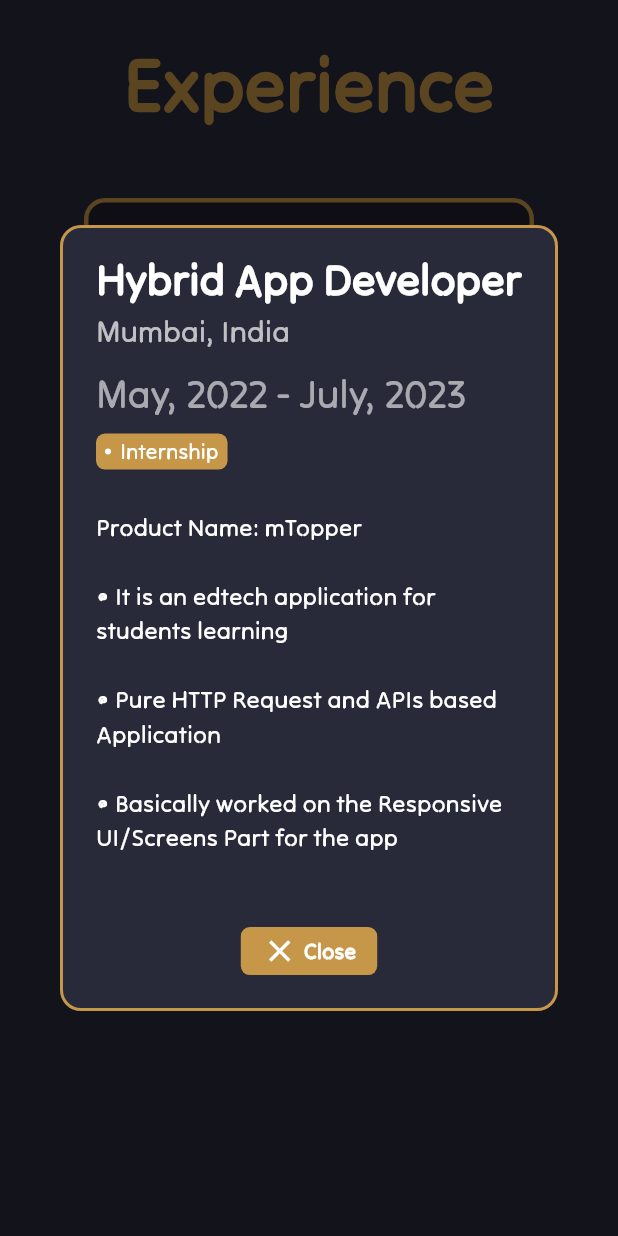
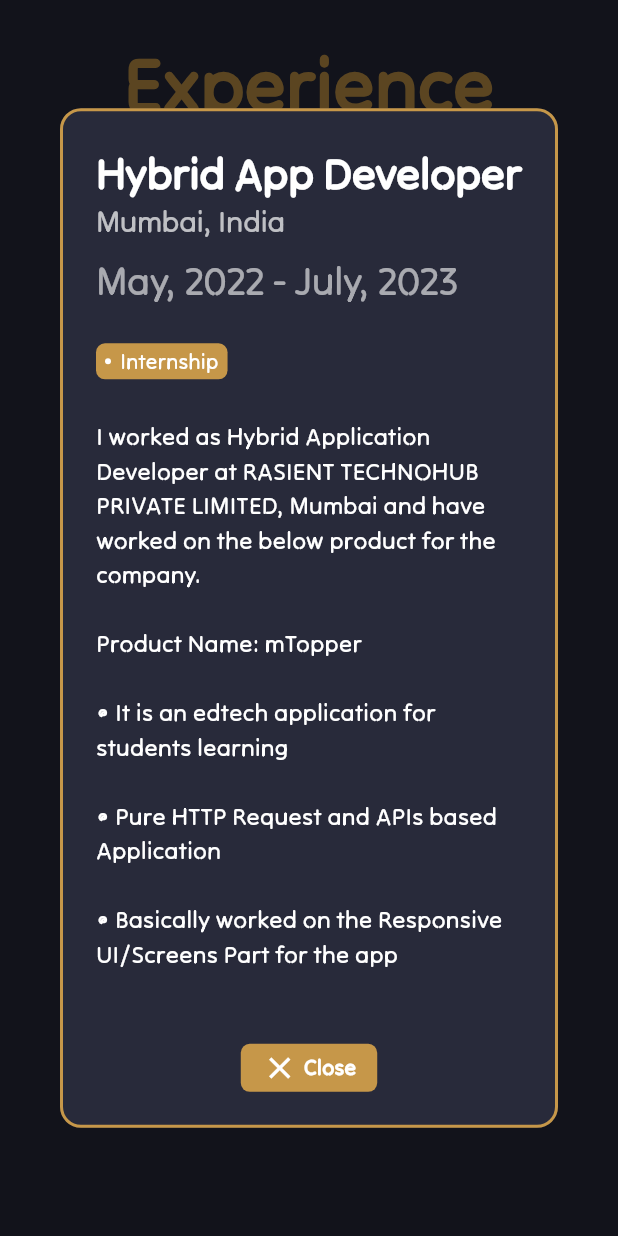
Before and after one commit to Tushandeep/PortfolioWebApp, a Flutter app: the ExperiencePage widget shown alone on an empty page, opened directly, after a tap on "Hybrid App Developer", on a phone screen of 412 x 824 dp. Run offline on Flutter 3.47's test engine with Material 2 defaults, Android fonts, the phone set to English and light mode, and no system bars; our stand-ins replace get; missing offline and left inert: dart:html.

Commit message:
Improved the Experience Section UI

```diff
--- a/lib/views/dashboard/pages/experience_page.dart
+++ b/lib/views/dashboard/pages/experience_page.dart
@@ -5,7 +5,6 @@ import 'package:flutter/material.dart';
 import '../../../constants/constants.dart';
 
 int i = 0;
-const String _heroTag = "experience-tag";
 
 class ExperiencePage extends StatefulWidget {
   const ExperiencePage({super.key});
@@ -25,7 +24,7 @@ class _ExperiencePageState extends State<ExperiencePage> {
       timeRangeInYear: "May, 2022 - July, 2023",
       tags: const ["Internship"],
       description:
-          "\nProduct Name: mTopper\n\n• It is an edtech application for students learning\n\n• Pure HTTP Request and APIs based Application\n\n• Basically worked on the Responsive UI/Screens Part for the app",
+          "\nI worked as Hybrid Application Developer at RASIENT TECHNOHUB PRIVATE LIMITED, Mumbai and have worked on the below product for the company.\n\nProduct Name: mTopper\n\n• It is an edtech application for students learning\n\n• Pure HTTP Request and APIs based Application\n\n• Basically worked on the Responsive UI/Screens Part for the app",
       index: i++,
     ),
     ExperienceTile(
@@ -131,9 +130,7 @@ class _ExperienceTileState extends State<ExperienceTile> {
 
   @override
   Widget build(BuildContext context) {
-    return Hero(
-      tag: _heroTag,
-      child: Padding(
+    return Padding(
       padding: const EdgeInsets.symmetric(
         vertical: 20,
         horizontal: 10,
@@ -228,16 +225,20 @@ class _ExperienceTileState extends State<ExperienceTile> {
           ),
         ),
       ),
-      ),
     );
   }
+
+  /*
+
+  width: (constraints.maxWidth < kMobileWidth) ? null : 400,
+
+  */
 
   Future<dynamic> viewExperienceTile() {
     return showDialog(
       context: context,
-      builder: (context) => Hero(
-        tag: "experience-tag",
-        child: AlertDialog(
+      builder: (context) => AlertDialog(
+        scrollable: true,
         elevation: 0,
         shape: RoundedRectangleBorder(
           borderRadius: BorderRadius.circular(14),
@@ -247,8 +248,7 @@ class _ExperienceTileState extends State<ExperienceTile> {
           ),
         ),
         backgroundColor: _theme.scaffoldBackgroundColor,
-          content: SingleChildScrollView(
-            child: Column(
+        title: Column(
           crossAxisAlignment: CrossAxisAlignment.start,
           mainAxisSize: MainAxisSize.min,
           children: [
@@ -281,6 +281,12 @@ class _ExperienceTileState extends State<ExperienceTile> {
                 ),
               ),
             ),
+          ],
+        ),
+        content: Column(
+          crossAxisAlignment: CrossAxisAlignment.start,
+          mainAxisSize: MainAxisSize.min,
+          children: [
             Wrap(
               children: List.generate(
                 widget._tags.length,
@@ -317,7 +323,8 @@ class _ExperienceTileState extends State<ExperienceTile> {
               ),
             ),
             if (widget._description.isNotEmpty)
-                  Padding(
+              Container(
+                width: 400,
                 padding: const EdgeInsets.symmetric(vertical: 4),
                 child: Text(
                   widget._description,
@@ -330,7 +337,6 @@ class _ExperienceTileState extends State<ExperienceTile> {
               ),
             const SizedBox(height: 20),
           ],
-            ),
         ),
         actionsAlignment: MainAxisAlignment.center,
         actions: [
@@ -368,7 +374,6 @@ class _ExperienceTileState extends State<ExperienceTile> {
           )
         ],
       ),
-      ),
     );
   }
 }
```
Lines whose indentation alone changed are shown as unchanged.
